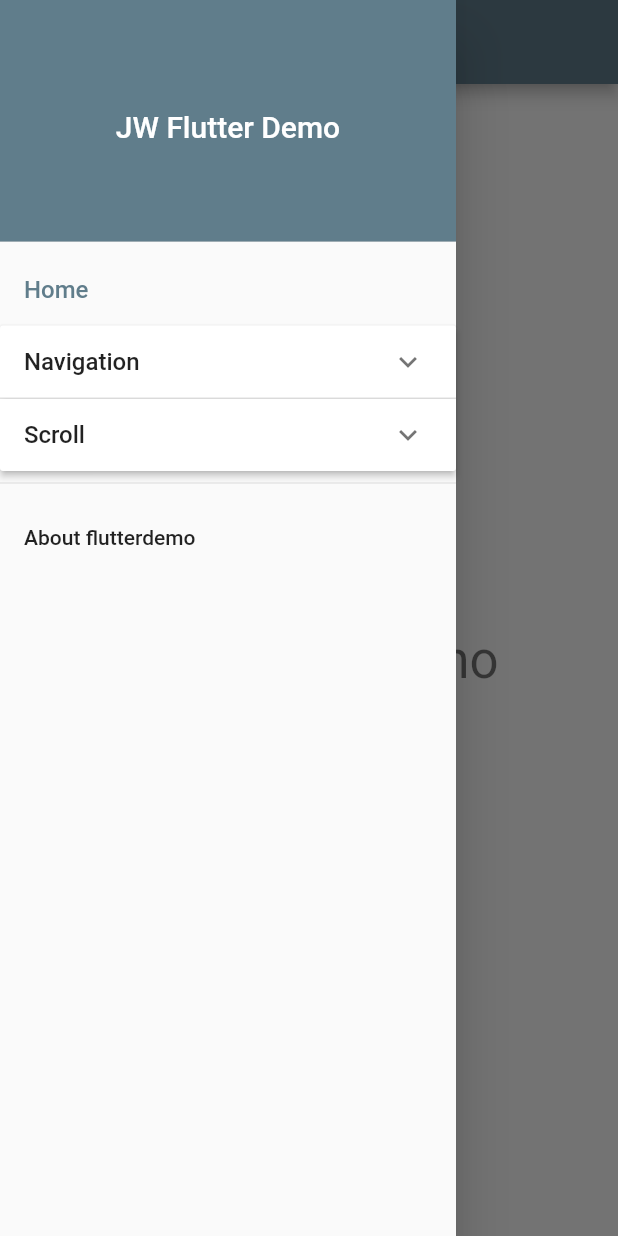
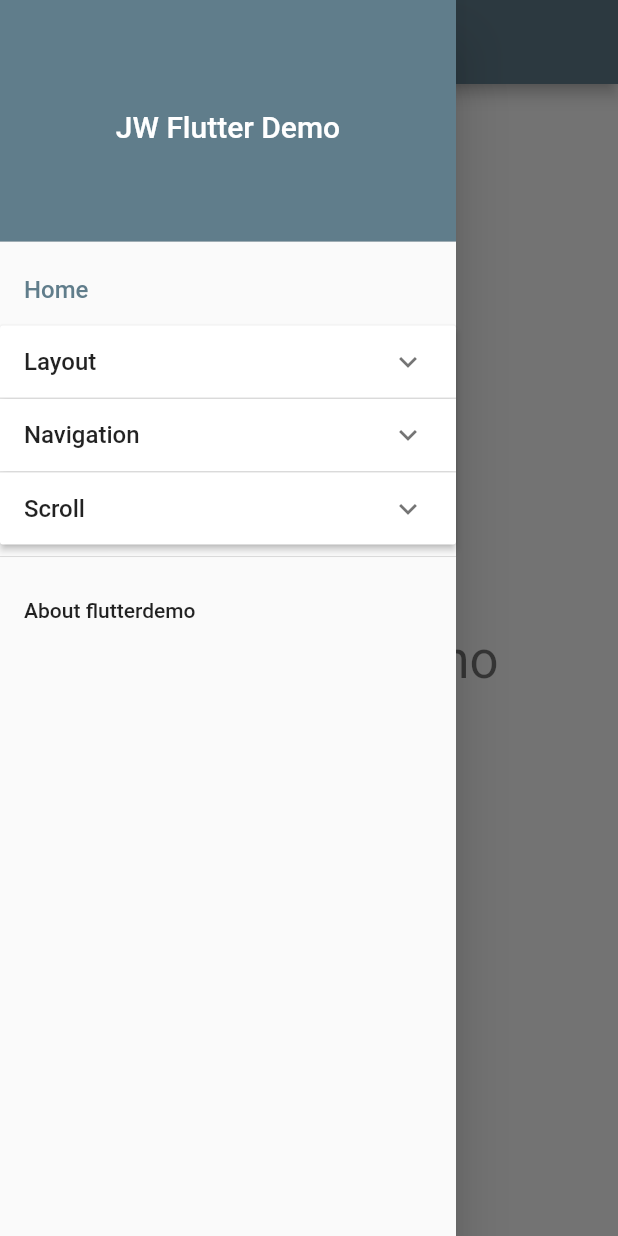
Before and after one commit to jaggerwang/jw-flutter-demo, a Flutter app: the screen it shows after launch, with the side drawer open, on a phone screen of 412 x 824 dp. Run offline on Flutter 3.47's test engine with Material 2 defaults, Android fonts, the phone set to English and light mode, and no system bars; our stand-ins replace package_info.

Commit message:
add layout scaffold page

```diff
--- a/lib/components/drawer.dart
+++ b/lib/components/drawer.dart
@@ -9,9 +9,20 @@ class JWDrawer extends StatefulWidget {
 }
 
 class JWDrawerState extends State<JWDrawer> {
-  static var _packageInfo;
+  static var _packageInfo = PackageInfo();
   static var _isHome = true;
   static final _panels = [
+    {
+      'title': 'Layout',
+      'isExpanded': false,
+      'items': [
+        {
+          'title': 'Scaffold',
+          'isSelected': false,
+          'pageBuilder': (BuildContext context) => ScaffoldPage(),
+        },
+      ],
+    },
     {
       'title': 'Navigation',
       'isExpanded': false,
@@ -40,13 +51,11 @@ class JWDrawerState extends State<JWDrawer> {
   void initState() {
     super.initState();
 
-    if (_packageInfo == null) {
-      PackageInfo.fromPlatform().then((packageInfo) {
-        setState(() {
-          _packageInfo = packageInfo;
-        });
+    PackageInfo.fromPlatform().then((packageInfo) {
+      setState(() {
+        _packageInfo = packageInfo;
       });
-    }
+    });
   }
 
   void _resetPanels() {
--- a/lib/pages/pages.dart
+++ b/lib/pages/pages.dart
@@ -1,3 +1,5 @@
+export 'layout/scaffold.dart';
+
 export 'tab_bar/first_tab.dart';
 export 'tab_bar/second_tab.dart';
 export 'tab_bar/tab.dart';
```
Also changed, not shown: lib/pages/layout/scaffold.dart (added, +15 -0 lines).
